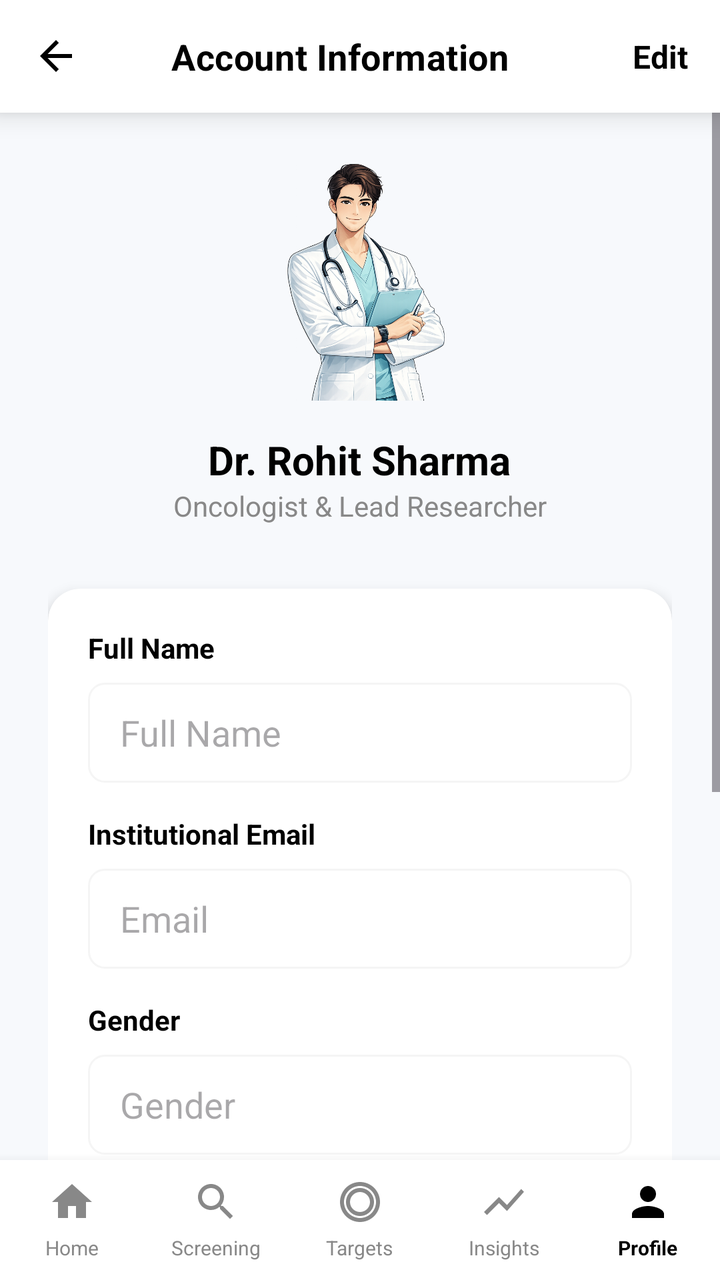
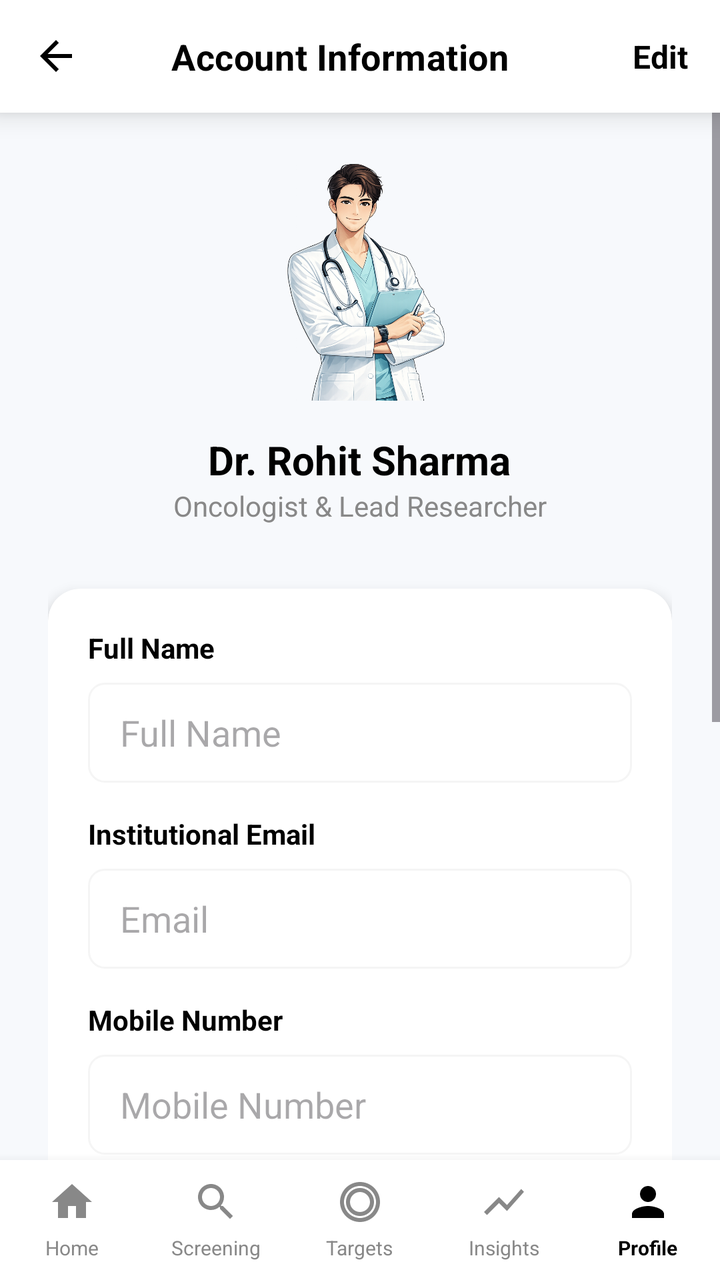

The first picture is an Android layout as it rendered before a commit; the second is the same layout after the commit. The layout source and the unified diff follow.
<!-- AndroidManifest.xml: application theme Theme.OvaDrugX -->
<!-- res/layout/activity_account_information.xml -->
<?xml version="1.0" encoding="utf-8"?>
<androidx.constraintlayout.widget.ConstraintLayout xmlns:android="http://schemas.android.com/apk/res/android"
    xmlns:app="http://schemas.android.com/apk/res-auto"
    xmlns:tools="http://schemas.android.com/tools"
    android:layout_width="match_parent"
    android:layout_height="match_parent"
    android:background="@color/premium_light_bg"
    tools:context=".AccountInformationActivity">

    
    <androidx.cardview.widget.CardView
        android:id="@+id/header"
        android:layout_width="match_parent"
        android:layout_height="wrap_content"
        app:cardBackgroundColor="@color/white"
        app:cardCornerRadius="0dp"
        app:cardElevation="8dp"
        app:layout_constraintTop_toTopOf="parent">

        <LinearLayout
            android:layout_width="match_parent"
            android:layout_height="wrap_content"
            android:orientation="horizontal"
            android:gravity="center_vertical"
            android:padding="16dp">

            <ImageView
                android:id="@+id/btnBack"
                android:layout_width="24dp"
                android:layout_height="24dp"
                android:src="@drawable/ic_arrow_back"
                app:tint="@color/black"
                android:clickable="true"
                android:focusable="true"
                android:background="?attr/selectableItemBackgroundBorderless"/>

            <TextView
                android:layout_width="0dp"
                android:layout_height="wrap_content"
                android:layout_weight="1"
                android:gravity="center"
                android:text="Account Information"
                android:textColor="@color/black"
                android:textSize="18sp"
                android:textStyle="bold"
                android:letterSpacing="0.01"/>

            <TextView
                android:id="@+id/btnEdit"
                android:layout_width="wrap_content"
                android:layout_height="wrap_content"
                android:text="Edit"
                android:textColor="@color/black"
                android:textSize="16sp"
                android:textStyle="bold"
                android:paddingStart="16dp"
                android:paddingEnd="0dp"
                android:clickable="true"
                android:focusable="true"
                android:background="?attr/selectableItemBackgroundBorderless"/>
        </LinearLayout>
    </androidx.cardview.widget.CardView>

    <ScrollView
        android:layout_width="match_parent"
        android:layout_height="0dp"
        app:layout_constraintTop_toBottomOf="@id/header"
        app:layout_constraintBottom_toTopOf="@id/bottom_nav">

        <LinearLayout
            android:layout_width="match_parent"
            android:layout_height="wrap_content"
            android:orientation="vertical"
            android:padding="24dp"
            android:gravity="center_horizontal">

            
            <ImageView
                android:id="@+id/iv_profile_image"
                android:layout_width="120dp"
                android:layout_height="120dp"
                android:layout_marginBottom="16dp"
                android:src="@drawable/profile_doctor"
                android:scaleType="centerCrop"/>
                

            <TextView
                android:id="@+id/tv_profile_name"
                android:layout_width="wrap_content"
                android:layout_height="wrap_content"
                android:text="Dr. Rohit Sharma"
                android:textColor="@color/black"
                android:textSize="20sp"
                android:textStyle="bold" />

            <TextView
                android:layout_width="wrap_content"
                android:layout_height="wrap_content"
                android:text="Oncologist &amp; Lead Researcher"
                android:textColor="@color/text_secondary"
                android:textSize="14sp"
                android:layout_marginBottom="32dp"/>

            
            <androidx.cardview.widget.CardView
                android:layout_width="match_parent"
                android:layout_height="wrap_content"
                android:layout_marginBottom="24dp"
                app:cardCornerRadius="16dp"
                app:cardElevation="4dp"
                app:cardBackgroundColor="@color/white">

                <LinearLayout
                    android:layout_width="match_parent"
                    android:layout_height="wrap_content"
                    android:orientation="vertical"
                    android:padding="20dp">

                    <LinearLayout
                        android:layout_width="match_parent"
                        android:layout_height="wrap_content"
                        android:orientation="vertical"
                        android:layout_marginBottom="16dp">

                <TextView
                    android:layout_width="wrap_content"
                    android:layout_height="wrap_content"
                    android:text="Full Name"
                    android:textColor="@color/black"
                    android:textSize="14sp"
                    android:textStyle="bold"
                    android:layout_marginBottom="8dp"/>

                <EditText
                    android:id="@+id/et_full_name"
                    android:layout_width="match_parent"
                    android:layout_height="50dp"
                    android:background="@drawable/bg_rounded_border"
                    android:backgroundTint="#F5F5F5"
                    android:paddingHorizontal="16dp"
                    android:inputType="textPersonName"
                    android:hint="Full Name"/>
            </LinearLayout>

            <LinearLayout
                android:layout_width="match_parent"
                android:layout_height="wrap_content"
                android:orientation="vertical"
                android:layout_marginBottom="16dp">

                <TextView
                    android:layout_width="wrap_content"
                    android:layout_height="wrap_content"
                    android:text="Institutional Email"
                    android:textColor="@color/black"
                    android:textSize="14sp"
                    android:textStyle="bold"
                    android:layout_marginBottom="8dp"/>

                <EditText
                    android:id="@+id/et_email"
                    android:layout_width="match_parent"
                    android:layout_height="50dp"
                    android:background="@drawable/bg_rounded_border"
                    android:backgroundTint="#F5F5F5"
                    android:paddingHorizontal="16dp"
                    android:inputType="textEmailAddress"
                    android:hint="Email"/>
            </LinearLayout>

            <LinearLayout
                android:layout_width="match_parent"
                android:layout_height="wrap_content"
                android:orientation="vertical"
                android:layout_marginBottom="16dp">

                <TextView
                    android:layout_width="wrap_content"
                    android:layout_height="wrap_content"
                    android:text="Gender"
                    android:textColor="@color/black"
                    android:textSize="14sp"
                    android:textStyle="bold"
                    android:layout_marginBottom="8dp"/>

                <EditText
                    android:id="@+id/et_gender"
                    android:layout_width="match_parent"
                    android:layout_height="50dp"
                    android:background="@drawable/bg_rounded_border"
                    android:backgroundTint="#F5F5F5"
                    android:paddingHorizontal="16dp"
                    android:inputType="text"
                    android:hint="Gender"/>
            </LinearLayout>

            <LinearLayout
                android:layout_width="match_parent"
                android:layout_height="wrap_content"
                android:orientation="vertical"
                android:layout_marginBottom="16dp">

                <TextView
                    android:layout_width="wrap_content"
                    android:layout_height="wrap_content"
                    android:text="Department"
                    android:textColor="@color/black"
                    android:textSize="14sp"
                    android:textStyle="bold"
                    android:layout_marginBottom="8dp"/>

                <EditText
                    android:id="@+id/et_department"
                    android:layout_width="match_parent"
                    android:layout_height="50dp"
                    android:background="@drawable/bg_rounded_border"
                    android:backgroundTint="#F5F5F5"
                    android:paddingHorizontal="16dp"
                    android:inputType="text"
                    android:hint="Department"/>
            </LinearLayout>

            <LinearLayout
                android:layout_width="match_parent"
                android:layout_height="wrap_content"
                android:orientation="vertical"
                android:layout_marginBottom="32dp">

                <TextView
                    android:layout_width="wrap_content"
                    android:layout_height="wrap_content"
                    android:text="License Number"
                    android:textColor="@color/black"
                    android:textSize="14sp"
                    android:textStyle="bold"
                    android:layout_marginBottom="8dp"/>

                <EditText
                    android:id="@+id/et_license_number"
                    android:layout_width="match_parent"
                    android:layout_height="50dp"
                    android:background="@drawable/bg_rounded_border"
                    android:backgroundTint="#F5F5F5"
                    android:paddingHorizontal="16dp"
                    android:inputType="text"
                    android:hint="License Number"/>
                </LinearLayout>

                </LinearLayout>
            </androidx.cardview.widget.CardView>

        </LinearLayout>
    </ScrollView>

    
    <LinearLayout
        android:id="@+id/bottom_nav"
        android:layout_width="match_parent"
        android:layout_height="60dp"
        android:background="@color/white"
        android:elevation="8dp"
        android:gravity="center_vertical"
        android:orientation="horizontal"
        app:layout_constraintBottom_toBottomOf="parent">

        <LinearLayout
            android:id="@+id/nav_home"
            android:layout_width="0dp"
            android:layout_height="wrap_content"
            android:layout_weight="1"
            android:gravity="center"
            android:orientation="vertical"
            android:clickable="true"
            android:focusable="true">

            <ImageView
                android:layout_width="24dp"
                android:layout_height="24dp"
                android:src="@drawable/ic_home"
                app:tint="@color/text_secondary" />

            <TextView
                android:layout_width="wrap_content"
                android:layout_height="wrap_content"
                android:layout_marginTop="4dp"
                android:text="Home"
                android:textColor="@color/text_secondary"
                android:textSize="10sp" />
        </LinearLayout>

        <LinearLayout
            android:id="@+id/nav_screening"
            android:layout_width="0dp"
            android:layout_height="wrap_content"
            android:layout_weight="1"
            android:gravity="center"
            android:orientation="vertical">

            <ImageView
                android:layout_width="24dp"
                android:layout_height="24dp"
                android:src="@drawable/ic_search"
                app:tint="@color/text_secondary" />

            <TextView
                android:layout_width="wrap_content"
                android:layout_height="wrap_content"
                android:layout_marginTop="4dp"
                android:text="Screening"
                android:textColor="@color/text_secondary"
                android:textSize="10sp" />
        </LinearLayout>

        <LinearLayout
            android:id="@+id/nav_targets"
            android:layout_width="0dp"
            android:layout_height="wrap_content"
            android:layout_weight="1"
            android:gravity="center"
            android:orientation="vertical">

            <ImageView
                android:layout_width="24dp"
                android:layout_height="24dp"
                android:src="@drawable/ic_target"
                app:tint="@color/text_secondary" />

            <TextView
                android:layout_width="wrap_content"
                android:layout_height="wrap_content"
                android:layout_marginTop="4dp"
                android:text="Targets"
                android:textColor="@color/text_secondary"
                android:textSize="10sp" />
        </LinearLayout>

        <LinearLayout
            android:id="@+id/nav_insights"
            android:layout_width="0dp"
            android:layout_height="wrap_content"
            android:layout_weight="1"
            android:gravity="center"
            android:orientation="vertical">

            <ImageView
                android:layout_width="24dp"
                android:layout_height="24dp"
                android:src="@drawable/ic_insights"
                app:tint="@color/text_secondary" />

            <TextView
                android:layout_width="wrap_content"
                android:layout_height="wrap_content"
                android:layout_marginTop="4dp"
                android:text="Insights"
                android:textColor="@color/text_secondary"
                android:textSize="10sp" />
        </LinearLayout>

        <LinearLayout
            android:id="@+id/nav_profile"
            android:layout_width="0dp"
            android:layout_height="wrap_content"
            android:layout_weight="1"
            android:gravity="center"
            android:orientation="vertical">

            <ImageView
                android:layout_width="24dp"
                android:layout_height="24dp"
                android:src="@drawable/ic_profile"
                app:tint="@color/black" />

            <TextView
                android:layout_width="wrap_content"
                android:layout_height="wrap_content"
                android:layout_marginTop="4dp"
                android:text="Profile"
                android:textColor="@color/black"
                android:textSize="10sp"
                android:textStyle="bold" />
        </LinearLayout>
    </LinearLayout>

</androidx.constraintlayout.widget.ConstraintLayout>
<!-- resources referenced by this layout -->
<resources>
  <color name="black">#FF000000</color>
  <color name="premium_light_bg">#F7F9FC</color>
  <color name="text_secondary">#888888</color>
  <color name="white">#FFFFFFFF</color>
  <!-- drawable bg_rounded_border (drawable) -->
  <?xml version="1.0" encoding="utf-8"?>
  <shape xmlns:android="http://schemas.android.com/apk/res/android">
      <solid android:color="@android:color/transparent" />
      <stroke
          android:width="1dp"
          android:color="#E0E0E0" />
      <corners android:radius="8dp" />
  </shape>
  <!-- drawable ic_arrow_back (drawable) -->
  <vector xmlns:android="http://schemas.android.com/apk/res/android"
      android:width="24dp"
      android:height="24dp"
      android:viewportWidth="24"
      android:viewportHeight="24">
      <path
          android:fillColor="#FF000000"
          android:pathData="M20,11H7.83l5.59,-5.59L12,4l-8,8 8,8 1.41,-1.41L7.83,13H20v-2z" />
  </vector>
  <!-- drawable ic_home (drawable) -->
  <vector xmlns:android="http://schemas.android.com/apk/res/android"
      android:width="24dp"
      android:height="24dp"
      android:viewportWidth="24"
      android:viewportHeight="24">
      <path
          android:fillColor="#FF000000"
          android:pathData="M10,20v-6h4v6h5v-8h3L12,3 2,12h3v8z" />
  </vector>
  <!-- drawable ic_insights (drawable) -->
  <vector xmlns:android="http://schemas.android.com/apk/res/android"
      android:width="24dp"
      android:height="24dp"
      android:viewportWidth="24"
      android:viewportHeight="24">
      <path
          android:fillColor="#FF000000"
          android:pathData="M3.5,18.49l6,-6.01 4,4L22,6.92l-1.41,-1.41 -7.09,7.97 -4,-4L2,16.99z" />
  </vector>
  <!-- drawable ic_profile (drawable) -->
  <vector xmlns:android="http://schemas.android.com/apk/res/android"
      android:width="24dp"
      android:height="24dp"
      android:viewportWidth="24"
      android:viewportHeight="24">
      <path
          android:fillColor="#FF000000"
          android:pathData="M12,12c2.21,0 4,-1.79 4,-4s-1.79,-4 -4,-4 -4,1.79 -4,4 1.79,4 4,4zM12,14c-2.67,0 -8,1.34 -8,4v2h16v-2c0,-2.66 -5.33,-4 -8,-4z" />
  </vector>
  <style name="Base.Theme.OvaDrugX" parent="Theme.Material3.DayNight.NoActionBar">
          
          
          <item name="android:windowBackground">@drawable/page_background</item>
          <item name="android:colorBackground">@android:color/transparent</item>
      </style>
  <style name="TextAppearance.App.HeadlineMedium" parent="TextAppearance.Material3.HeadlineMedium">
          <item name="android:textStyle">bold</item>
          <item name="android:letterSpacing">0.02</item>
      </style>
  <style name="TextAppearance.App.TitleLarge" parent="TextAppearance.Material3.TitleLarge">
          <item name="android:textStyle">bold</item>
          <item name="android:letterSpacing">0.02</item>
      </style>
  <style name="TextAppearance.App.TitleMedium" parent="TextAppearance.Material3.TitleMedium">
          <item name="android:textStyle">bold</item>
      </style>
  <style name="TextAppearance.App.BodyLarge" parent="TextAppearance.Material3.BodyLarge">
          <item name="android:textColor">@color/text_dark</item>
      </style>
  <style name="TextAppearance.App.BodyMedium" parent="TextAppearance.Material3.BodyMedium">
          <item name="android:textColor">@color/text_secondary</item>
      </style>
  <style name="TextAppearance.App.LabelSmall" parent="TextAppearance.Material3.LabelSmall">
          <item name="android:textStyle">bold</item>
          <item name="android:textAllCaps">true</item>
      </style>
  <!-- drawable page_background (drawable) -->
  <?xml version="1.0" encoding="utf-8"?>
  <shape xmlns:android="http://schemas.android.com/apk/res/android">
      <solid android:color="@color/premium_light_bg"/>
  </shape>
  <color name="text_dark">#212121</color>
  <!-- unchanged entries left out for length: 4 -->
</resources>

<!-- the commit's change to res/layout/activity_account_information.xml (unified diff, before → after) -->
@@ -139,7 +139,8 @@
                     android:backgroundTint="#F5F5F5"
                     android:paddingHorizontal="16dp"
                     android:inputType="textPersonName"
-                    android:hint="Full Name"/>
+                    android:hint="Full Name"
+                    android:textColor="@color/black"/>
             </LinearLayout>
 
             <LinearLayout
@@ -165,7 +166,8 @@
                     android:backgroundTint="#F5F5F5"
                     android:paddingHorizontal="16dp"
                     android:inputType="textEmailAddress"
-                    android:hint="Email"/>
+                    android:hint="Email"
+                    android:textColor="@color/black"/>
             </LinearLayout>
 
             <LinearLayout
@@ -177,21 +179,22 @@
                 <TextView
                     android:layout_width="wrap_content"
                     android:layout_height="wrap_content"
-                    android:text="Gender"
-                    android:textColor="@color/black"
-                    android:textSize="14sp"
-                    android:textStyle="bold"
-                    android:layout_marginBottom="8dp"/>
-
-                <EditText
-                    android:id="@+id/et_gender"
-                    android:layout_width="match_parent"
-                    android:layout_height="50dp"
-                    android:background="@drawable/bg_rounded_border"
-                    android:backgroundTint="#F5F5F5"
-                    android:paddingHorizontal="16dp"
-                    android:inputType="text"
-                    android:hint="Gender"/>
+                    android:text="Mobile Number"
+                    android:textColor="@color/black"
+                    android:textSize="14sp"
+                    android:textStyle="bold"
+                    android:layout_marginBottom="8dp"/>
+
+                <EditText
+                    android:id="@+id/et_mobile"
+                    android:layout_width="match_parent"
+                    android:layout_height="50dp"
+                    android:background="@drawable/bg_rounded_border"
+                    android:backgroundTint="#F5F5F5"
+                    android:paddingHorizontal="16dp"
+                    android:inputType="phone"
+                    android:hint="Mobile Number"
+                    android:textColor="@color/black"/>
             </LinearLayout>
 
             <LinearLayout
@@ -203,6 +206,33 @@
                 <TextView
                     android:layout_width="wrap_content"
                     android:layout_height="wrap_content"
+                    android:text="Gender"
+                    android:textColor="@color/black"
+                    android:textSize="14sp"
+                    android:textStyle="bold"
+                    android:layout_marginBottom="8dp"/>
+
+                <EditText
+                    android:id="@+id/et_gender"
+                    android:layout_width="match_parent"
+                    android:layout_height="50dp"
+                    android:background="@drawable/bg_rounded_border"
+                    android:backgroundTint="#F5F5F5"
+                    android:paddingHorizontal="16dp"
+                    android:inputType="text"
+                    android:hint="Gender"
+                    android:textColor="@color/black"/>
+            </LinearLayout>
+
+            <LinearLayout
+                android:layout_width="match_parent"
+                android:layout_height="wrap_content"
+                android:orientation="vertical"
+                android:layout_marginBottom="16dp">
+
+                <TextView
+                    android:layout_width="wrap_content"
+                    android:layout_height="wrap_content"
                     android:text="Department"
                     android:textColor="@color/black"
                     android:textSize="14sp"
@@ -217,7 +247,8 @@
                     android:backgroundTint="#F5F5F5"
                     android:paddingHorizontal="16dp"
                     android:inputType="text"
-                    android:hint="Department"/>
+                    android:hint="Department"
+                    android:textColor="@color/black"/>
             </LinearLayout>
 
             <LinearLayout
@@ -243,7 +274,8 @@
                     android:backgroundTint="#F5F5F5"
                     android:paddingHorizontal="16dp"
                     android:inputType="text"
-                    android:hint="License Number"/>
+                    android:hint="License Number"
+                    android:textColor="@color/black"/>
                 </LinearLayout>
 
                 </LinearLayout>
